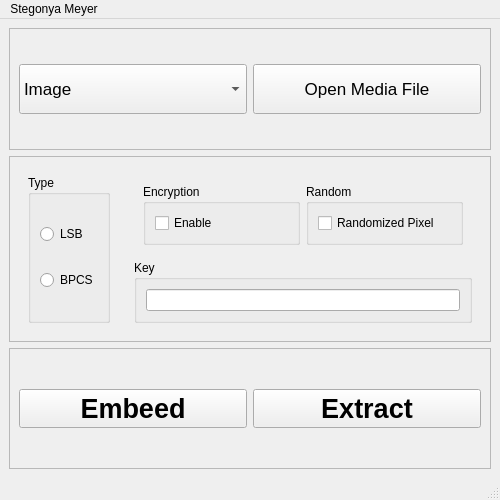
Before: the Qt Designer form ui/mainwindow.ui in vincentbudianto/Stego-Helper, drawn with Qt 5.
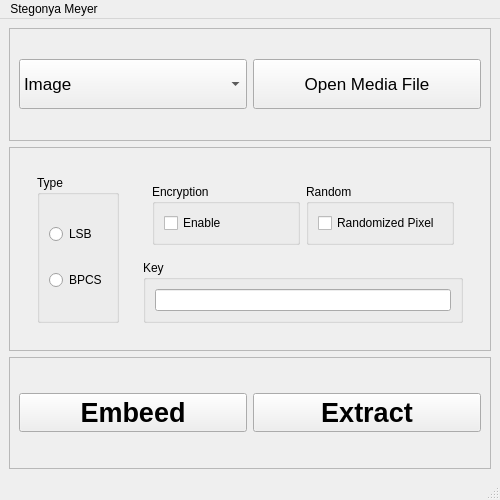
After: the same form once the commit is applied.

The edit to the form file:
```diff
--- a/ui/mainwindow.ui
+++ b/ui/mainwindow.ui
@@ -85,6 +85,9 @@
       </property>
       <layout class="QHBoxLayout" name="horizontalLayout_4">
        <item>
+        <widget class="QWidget" name="widget_4" native="true">
+         <layout class="QHBoxLayout" name="horizontalLayout_6">
+          <item>
         <widget class="QWidget" name="widget_2" native="true">
          <layout class="QVBoxLayout" name="verticalLayout_3">
           <item>
@@ -162,6 +165,9 @@
             <layout class="QHBoxLayout" name="horizontalLayout_2">
              <item>
               <widget class="QLineEdit" name="lineEdit"/>
+                </item>
+               </layout>
+              </widget>
              </item>
             </layout>
            </widget>
```
Lines whose indentation alone changed are shown as unchanged.
